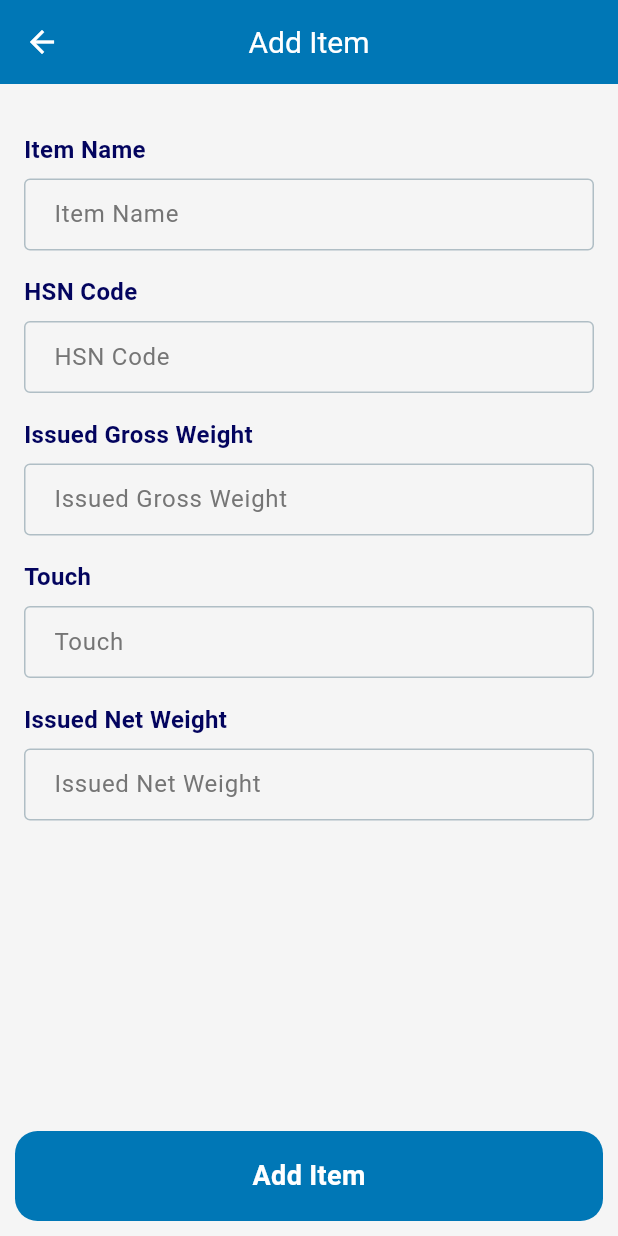
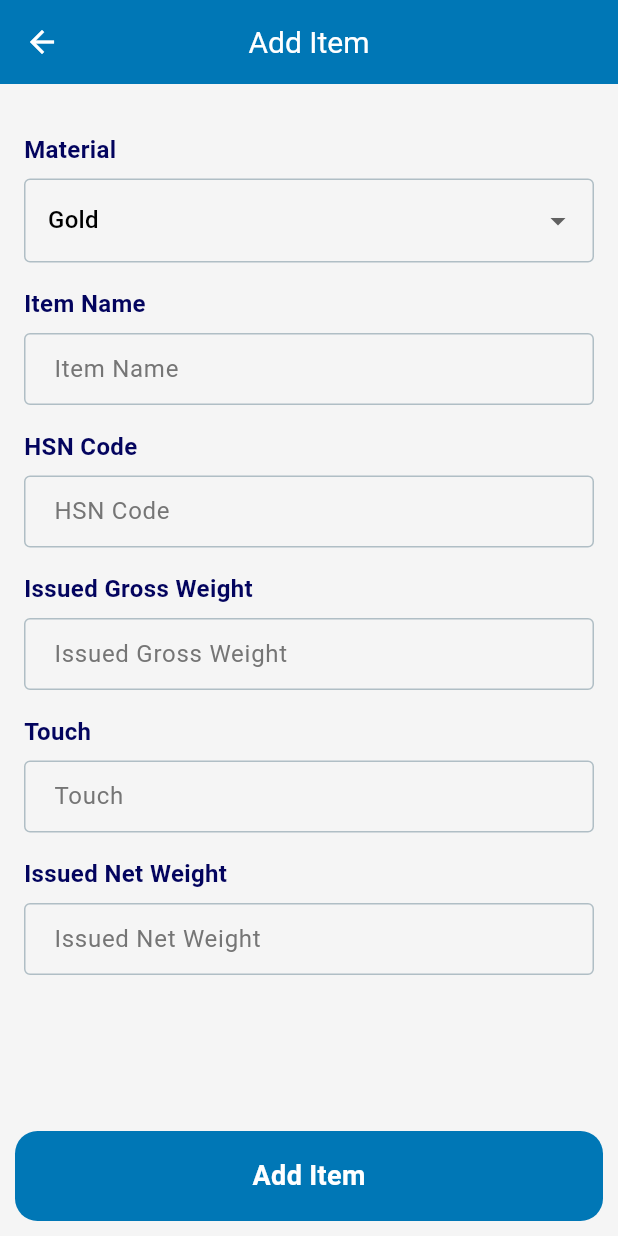
Before and after one commit to jasimrazi/Invoice-Maker, a Flutter app: the AddVoucherItemPage screen opened directly, on a phone screen of 412 x 824 dp. Run offline on Flutter 3.47's test engine with Material 3 defaults, Android fonts, the phone set to English and light mode, and no system bars; our stand-ins replace open_filex, share_plus, shared_preferences, sqflite; missing offline and left inert: double_tap_to_exit, syncfusion_flutter_pdf; accounts and stored records are empty.

Commit message:
feat: Add material type management for voucher items and update UI

```diff
--- a/lib/database/database_helper.dart
+++ b/lib/database/database_helper.dart
@@ -22,7 +22,7 @@ class DatabaseHelper {
 
     return await openDatabase(
       path,
-      version: 2,
+      version: 3,
       onCreate: _onCreate,
       onUpgrade: _onUpgrade,
       onOpen: (db) {
@@ -87,6 +87,11 @@ CREATE TABLE products (
     if (oldVersion < 2) {
       await _createVoucherTables(db);
     }
+    if (oldVersion < 3) {
+      await db.execute(
+        "ALTER TABLE voucher_items ADD COLUMN material_type TEXT NOT NULL DEFAULT 'Gold'",
+      );
+    }
   }
 
   Future<void> _createVoucherTables(Database db) async {
@@ -104,6 +109,7 @@ CREATE TABLE IF NOT EXISTS vouchers (
 CREATE TABLE IF NOT EXISTS voucher_items (
   item_id INTEGER PRIMARY KEY AUTOINCREMENT,
   voucher_id INTEGER NOT NULL,
+  material_type TEXT NOT NULL DEFAULT 'Gold',
   item_name TEXT NOT NULL,
   hsn_code TEXT NOT NULL,
   issued_gross_weight REAL NOT NULL,
--- a/lib/database/voucher_db.dart
+++ b/lib/database/voucher_db.dart
@@ -49,6 +49,7 @@ class VoucherDB {
     final db = await _dbHelper.database;
     return await db.insert('voucher_items', {
       'voucher_id': voucherId,
+      'material_type': item.materialType,
       'item_name': item.itemName,
       'hsn_code': item.hsnCode,
       'issued_gross_weight': item.issuedGrossWeight,
--- a/lib/model/voucher_item.dart
+++ b/lib/model/voucher_item.dart
@@ -1,6 +1,7 @@
 class VoucherItem {
   int? itemId;
   final int voucherId;
+  final String materialType;
   final String itemName;
   final String hsnCode;
   final double issuedGrossWeight;
@@ -10,6 +11,7 @@ class VoucherItem {
   VoucherItem({
     this.itemId,
     required this.voucherId,
+    this.materialType = 'Gold',
     required this.itemName,
     required this.hsnCode,
     required this.issuedGrossWeight,
@@ -20,6 +22,7 @@ class VoucherItem {
   Map<String, dynamic> toMap() => {
     'item_id': itemId,
     'voucher_id': voucherId,
+    'material_type': materialType,
     'item_name': itemName,
     'hsn_code': hsnCode,
     'issued_gross_weight': issuedGrossWeight,
@@ -30,6 +33,7 @@ class VoucherItem {
   factory VoucherItem.fromMap(Map<String, dynamic> map) => VoucherItem(
     itemId: map['item_id'] as int?,
     voucherId: map['voucher_id'] as int,
+    materialType: map['material_type'] ?? 'Gold',
     itemName: map['item_name'] ?? '',
     hsnCode: map['hsn_code'] ?? '',
     issuedGrossWeight: (map['issued_gross_weight'] as num).toDouble(),
@@ -40,6 +44,7 @@ class VoucherItem {
   VoucherItem copyWith({
     int? itemId,
     int? voucherId,
+    String? materialType,
     String? itemName,
     String? hsnCode,
     double? issuedGrossWeight,
@@ -48,6 +53,7 @@ class VoucherItem {
   }) => VoucherItem(
     itemId: itemId ?? this.itemId,
     voucherId: voucherId ?? this.voucherId,
+    materialType: materialType ?? this.materialType,
     itemName: itemName ?? this.itemName,
     hsnCode: hsnCode ?? this.hsnCode,
     issuedGrossWeight: issuedGrossWeight ?? this.issuedGrossWeight,
--- a/lib/provider/voucher_provider.dart
+++ b/lib/provider/voucher_provider.dart
@@ -25,6 +25,7 @@ class VoucherProvider extends ChangeNotifier {
   }
 
   void addItem({
+    required String materialType,
     required String itemName,
     required String hsnCode,
     required double issuedGrossWeight,
@@ -34,6 +35,7 @@ class VoucherProvider extends ChangeNotifier {
     addedItems.add(
       VoucherItem(
         voucherId: -1,
+        materialType: materialType,
         itemName: itemName,
         hsnCode: hsnCode,
         issuedGrossWeight: issuedGrossWeight,
@@ -51,6 +53,7 @@ class VoucherProvider extends ChangeNotifier {
 
   void replaceItem(
     VoucherItem oldItem, {
+    required String materialType,
     required String itemName,
     required String hsnCode,
     required double issuedGrossWeight,
@@ -61,6 +64,7 @@ class VoucherProvider extends ChangeNotifier {
     if (index == -1) return;
     addedItems[index] = oldItem.copyWith(
       itemName: itemName,
+      materialType: materialType,
       hsnCode: hsnCode,
       issuedGrossWeight: issuedGrossWeight,
       touch: touch,
--- a/lib/screen/voucher/add_voucher_item_page.dart
+++ b/lib/screen/voucher/add_voucher_item_page.dart
@@ -22,6 +22,7 @@ class _AddVoucherItemPageState extends State<AddVoucherItemPage> {
   final TextEditingController touchController = TextEditingController();
   final TextEditingController issuedNetWeightController =
       TextEditingController();
+  String materialType = 'Gold';
 
   final _formKey = GlobalKey<FormState>();
 
@@ -32,6 +33,7 @@ class _AddVoucherItemPageState extends State<AddVoucherItemPage> {
     super.initState();
     if (_isEditMode) {
       final i = widget.item!;
+      materialType = i.materialType;
       itemNameController.text = i.itemName;
       hsnCodeController.text = i.hsnCode;
       issuedGrossWeightController.text = i.issuedGrossWeight.toString();
@@ -66,6 +68,30 @@ class _AddVoucherItemPageState extends State<AddVoucherItemPage> {
               child: Column(
                 crossAxisAlignment: CrossAxisAlignment.start,
                 children: [
+                  const SizedBox(height: 16),
+
+                  const Text(
+                    'Material',
+                    style: TextStyle(fontSize: 16, fontWeight: FontWeight.bold),
+                  ),
+                  const SizedBox(height: 8),
+                  DropdownButtonFormField<String>(
+                    initialValue: materialType,
+                    decoration: InputDecoration(
+                      border: OutlineInputBorder(
+                        borderRadius: BorderRadius.circular(8.0),
+                      ),
+                    ),
+                    items: const [
+                      DropdownMenuItem(value: 'Gold', child: Text('Gold')),
+                      DropdownMenuItem(value: 'Copper', child: Text('Copper')),
+                    ],
+                    onChanged: (value) {
+                      if (value != null) {
+                        setState(() => materialType = value);
+                      }
+                    },
+                  ),
                   const SizedBox(height: 16),
 
                   const Text(
@@ -159,6 +185,7 @@ class _AddVoucherItemPageState extends State<AddVoucherItemPage> {
               if (_isEditMode) {
                 vp.replaceItem(
                   widget.item!,
+                  materialType: materialType,
                   itemName: itemName,
                   hsnCode: hsnCode,
                   issuedGrossWeight: issuedGrossWeight,
@@ -171,6 +198,7 @@ class _AddVoucherItemPageState extends State<AddVoucherItemPage> {
                 Navigator.pop(context);
               } else {
                 vp.addItem(
+                  materialType: materialType,
                   itemName: itemName,
                   hsnCode: hsnCode,
                   issuedGrossWeight: issuedGrossWeight,
--- a/lib/screen/voucher/voucher_item_tile.dart
+++ b/lib/screen/voucher/voucher_item_tile.dart
@@ -70,6 +70,7 @@ class VoucherItemTile extends StatelessWidget {
               mainAxisAlignment: MainAxisAlignment.spaceBetween,
               children: [
                 _infoText('HSN Code', item.hsnCode),
+                _infoText('Material', item.materialType),
                 _infoText('Touch', item.touch.toStringAsFixed(touchDp)),
               ],
             ),
```
Also changed, not shown: lib/provider/voucher_generator.dart (+17 -14 lines), lib/screen/settings_page.dart (+39 -9 lines).
